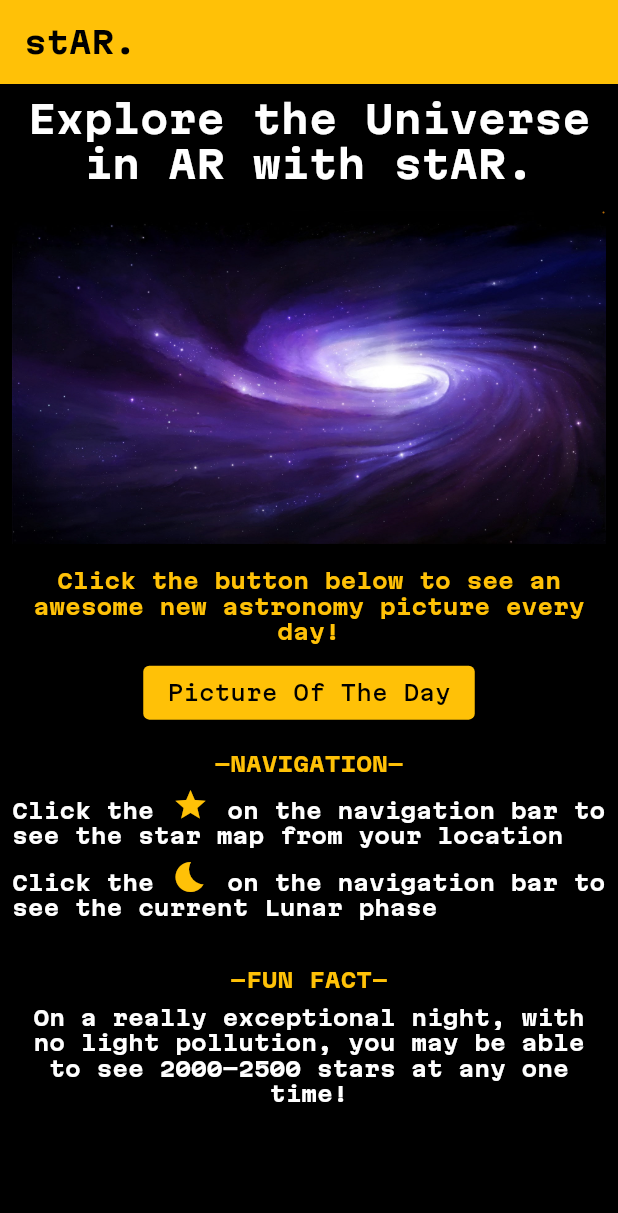
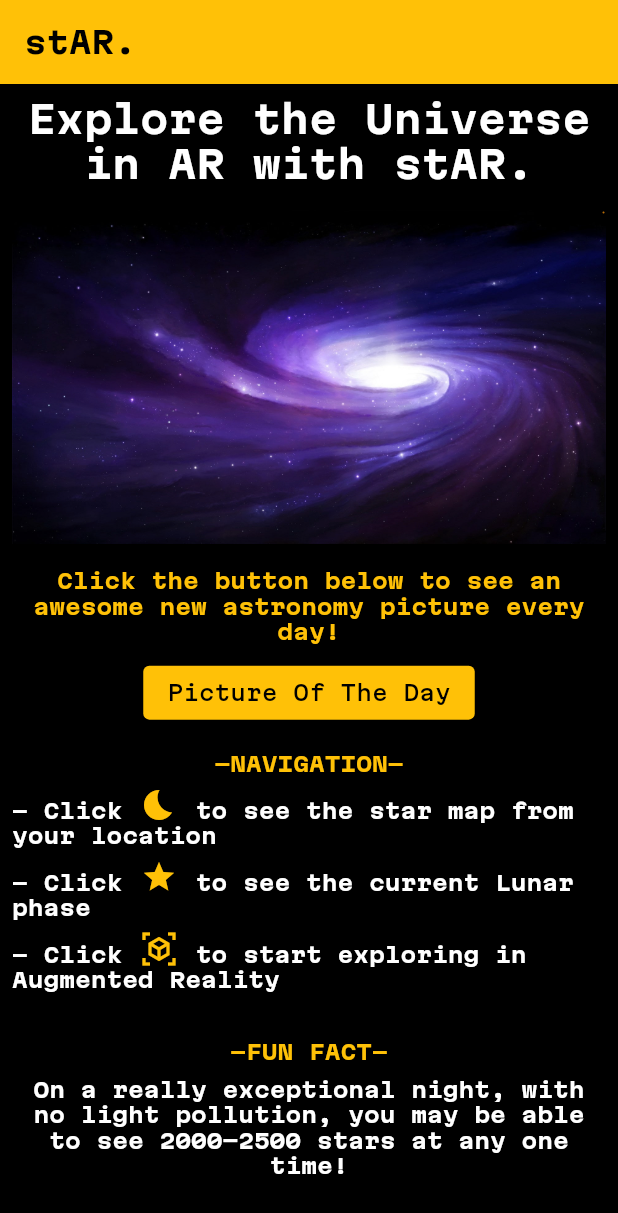
Before and after one commit to BaiDom/stAR., a Flutter app: the HomePage screen opened directly, on a phone screen of 412 x 824 dp. Shown: the top 1213 px of the screen. Run offline on Flutter 3.47's test engine with Material 2 defaults, Android fonts, the phone set to English and light mode, and no system bars; our stand-ins replace gallery_saver, geocoding, geolocator, intro_slider; missing offline and left inert: ar_flutter_plugin.

Commit message:
edited layout of navigation on homepage

```diff
--- a/lib/home_page.dart
+++ b/lib/home_page.dart
@@ -81,7 +81,35 @@ class HomePage extends StatelessWidget {
                   text: TextSpan(
                     children: const [
                       TextSpan(
-                          text: 'Click the ',
+                          text: '- Click ',
+                          style: TextStyle(
+                            fontFamily: "MartianMono",
+                            fontWeight: FontWeight.bold,
+                          )),
+                      WidgetSpan(
+                        child: Padding(
+                          padding: EdgeInsets.symmetric(horizontal: 2.0),
+                          child: Icon(Icons.bedtime, color: Colors.amber),
+                        ),
+                      ),
+                      TextSpan(
+                          text: ' to see the star map from your location',
+                          style: TextStyle(
+                            fontFamily: "MartianMono",
+                            fontWeight: FontWeight.bold,
+                          )),
+                    ],
+                  ),
+                  // textAlign: TextAlign.center,
+                ),
+              ),
+              Padding(
+                padding: const EdgeInsets.fromLTRB(8, 7.0, 4, 0),
+                child: RichText(
+                  text: TextSpan(
+                    children: const [
+                      TextSpan(
+                          text: '- Click ',
                           style: TextStyle(
                             fontFamily: "MartianMono",
                             fontWeight: FontWeight.bold,
@@ -93,14 +121,14 @@ class HomePage extends StatelessWidget {
                         ),
                       ),
                       TextSpan(
-                          text:
-                              ' on the navigation bar to see the star map from your location',
+                          text: ' to see the current Lunar phase',
                           style: TextStyle(
                             fontFamily: "MartianMono",
                             fontWeight: FontWeight.bold,
                           )),
                     ],
                   ),
+                  // textAlign: TextAlign.center,
                 ),
               ),
               Padding(
@@ -109,7 +137,7 @@ class HomePage extends StatelessWidget {
                   text: TextSpan(
                     children: const [
                       TextSpan(
-                          text: 'Click the ',
+                          text: '- Click ',
                           style: TextStyle(
                             fontFamily: "MartianMono",
                             fontWeight: FontWeight.bold,
@@ -117,18 +145,20 @@ class HomePage extends StatelessWidget {
                       WidgetSpan(
                         child: Padding(
                           padding: EdgeInsets.symmetric(horizontal: 2.0),
-                          child: Icon(Icons.bedtime, color: Colors.amber),
+                          child:
+                              Icon(Icons.view_in_ar_sharp, color: Colors.amber),
                         ),
                       ),
                       TextSpan(
-                          text:
-                              ' on the navigation bar to see the current Lunar phase',
-                          style: TextStyle(
-                            fontFamily: "MartianMono",
-                            fontWeight: FontWeight.bold,
-                          )),
+                        text: ' to start exploring in Augmented Reality',
+                        style: TextStyle(
+                          fontFamily: "MartianMono",
+                          fontWeight: FontWeight.bold,
+                        ),
+                      ),
                     ],
                   ),
+                  // textAlign: TextAlign.center,
                 ),
               ),
               Row(children: const [Text(""), Spacer(), Text("")]),
```
